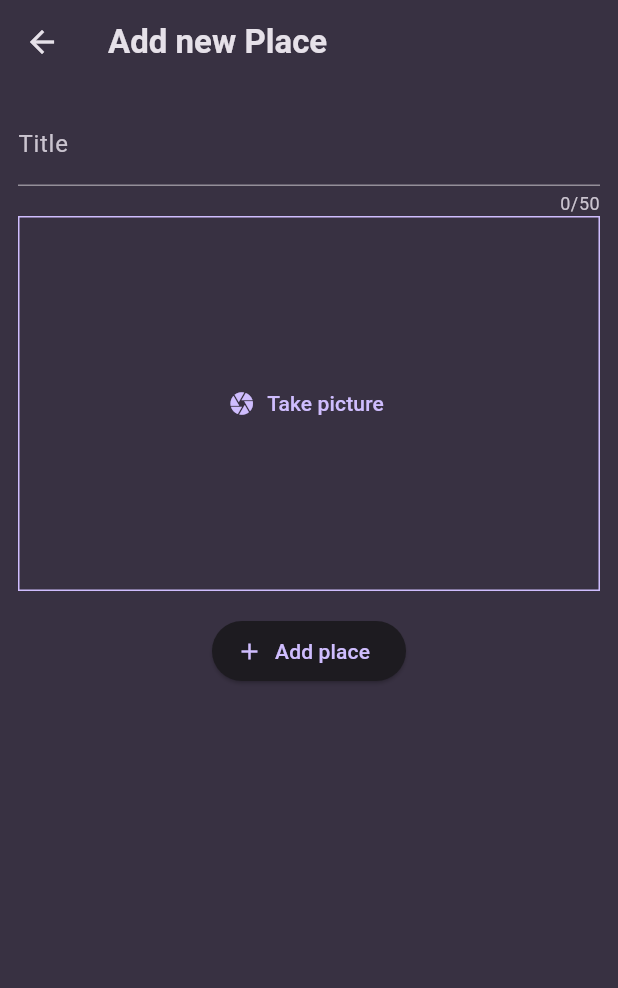
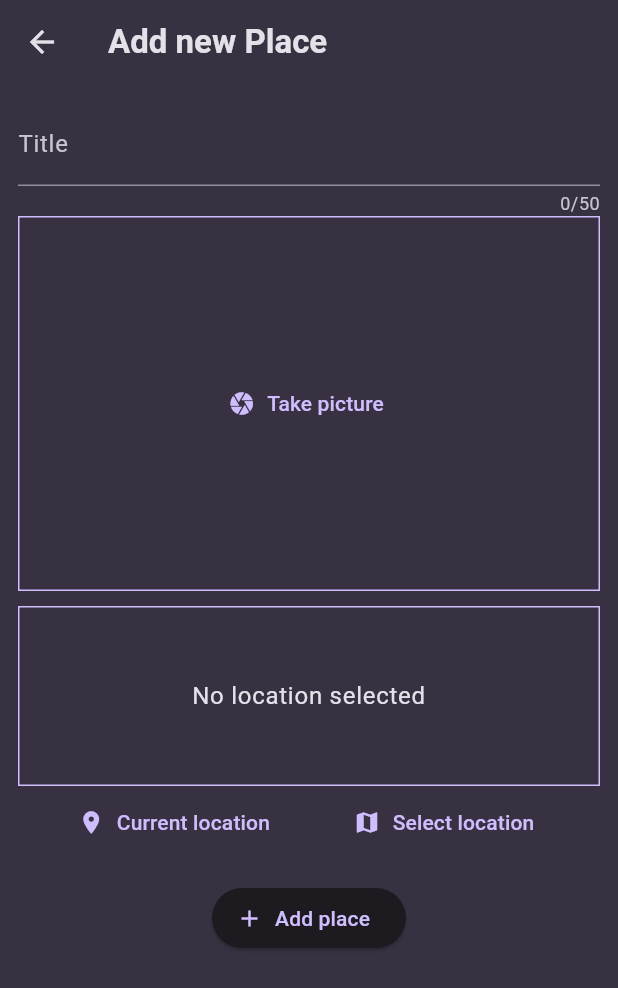
Before and after one commit to RonyRangelSS/favorite_places_app, a Flutter app: the NewPlace screen opened directly, on a phone screen of 412 x 824 dp. Shown: the top 988 px of the screen. Run offline on Flutter 3.47's test engine with Material 3 defaults, Android fonts, the phone set to English and light mode, and no system bars; our stand-ins replace flutter_map, flutter_riverpod, google_fonts, image_picker, latlong2, location.

Commit message:
Improving the place details screen and concluding the location logic

```diff
--- a/lib/models/place.dart
+++ b/lib/models/place.dart
@@ -1,8 +1,19 @@
 import 'package:uuid/uuid.dart';
+import 'dart:io';
+
+class PlaceLocation {
+  final double latitude;
+  final double longitude;
+  final String addres;
+
+  const PlaceLocation({required this.latitude, required this.longitude, required this.addres});
+}
 
 class Place {
   final String id;
   final String title;
+  final File image;
+  final PlaceLocation location;
 
-  Place({required this.title}) : id = Uuid().v4();
+  Place({required this.title, required this.image, required this.location}) : id = Uuid().v4();
 }
--- a/lib/screens/new_place.dart
+++ b/lib/screens/new_place.dart
@@ -1,6 +1,9 @@
+import 'dart:io';
+
 import 'package:favorite_places_app/models/place.dart';
 import 'package:favorite_places_app/providers/places_provider.dart';
 import 'package:favorite_places_app/widgets/image_input.dart';
+import 'package:favorite_places_app/widgets/location_input.dart';
 import 'package:flutter/material.dart';
 import 'package:flutter_riverpod/flutter_riverpod.dart';
 
@@ -17,15 +20,28 @@ class NewPlace extends ConsumerStatefulWidget {
 class _NewPlaceState extends ConsumerState<NewPlace> {
     final _formKey = GlobalKey<FormState>();
     String _enteredTitle = "";
+    File? _selectedImage;
+    PlaceLocation? _pickedLocation;
+
 
     void addPlace() {
       if (_formKey.currentState!.validate()) {
         _formKey.currentState!.save();
+
+        if (_selectedImage == null) {
+          return;
+        }
+
+        if (_pickedLocation == null) {
+          return;
+        }
+
         setState(() {
-          ref.read(placesProvider.notifier).addPlace(Place(title: _enteredTitle));
+          ref.read(placesProvider.notifier).addPlace(Place(title: _enteredTitle, image: _selectedImage!, location: _pickedLocation!));
         });
       Navigator.of(context).pop();
       }
+
 
     }
   @override
@@ -57,7 +73,15 @@ class _NewPlaceState extends ConsumerState<NewPlace> {
                   return null;
                 },
               ),
-              ImageInput(),
+              ImageInput(onPickImage: (image) {
+                _selectedImage = image;
+              },),
+              SizedBox(
+                height: 10,
+              ),
+              LocationInput(onPickedLocation: (location) {
+                _pickedLocation = location;
+              },),
               SizedBox(
                 height: 16,
               ),
--- a/lib/widgets/image_input.dart
+++ b/lib/widgets/image_input.dart
@@ -3,8 +3,9 @@ import 'dart:io';
 import 'package:image_picker/image_picker.dart';
 
 class ImageInput extends StatefulWidget {
+  final void Function(File image) onPickImage;
 
-  const ImageInput({super.key});
+  const ImageInput({required this.onPickImage ,super.key});
 
   @override
   State<StatefulWidget> createState() {
@@ -26,6 +27,8 @@ class _ImageInputState extends State<ImageInput> {
     setState(() {
       _image = File(selectedImage.path);
     });
+
+    widget.onPickImage(_image!);
 
   }
 
--- /dev/null
+++ b/lib/widgets/location_input.dart
@@ -0,0 +1,206 @@
+import 'package:favorite_places_app/models/place.dart';
+import 'package:favorite_places_app/screens/map.dart';
+import 'package:flutter/material.dart';
+import 'package:flutter_map/flutter_map.dart';
+import 'package:latlong2/latlong.dart';
+import 'package:location/location.dart';
+import 'package:http/http.dart' as http;
+import 'dart:convert';
+
+class LocationInput extends StatefulWidget {
+  final void Function(PlaceLocation location) onPickedLocation;
+
+  const LocationInput({required this.onPickedLocation, super.key});
+
+  @override
+  State<StatefulWidget> createState() {
+    return _LocationInputState();
+  }
+}
+
+class _LocationInputState extends State<LocationInput> {
+  PlaceLocation? _pickedLocation;
+  bool _isSending = false;
+  String? address;
+
+  Future<void> savePlace(LatLng location) async {
+    final url = Uri.parse(
+      'https://nominatim.openstreetmap.org/reverse?format=jsonv2&lat=${location.latitude}&lon=${location.longitude}',
+    );
+
+    final response = await http.get(url, headers: {'User-Agent': 'FlutterApp'});
+
+    if (response.statusCode == 200) {
+      final data = json.decode(response.body);
+      address = data["display_name"];
+    } else {
+      print('Erro: ${response.statusCode}');
+      return null;
+    }
+
+    _pickedLocation = PlaceLocation(
+      latitude: location.latitude,
+      longitude: location.longitude,
+      addres: address!,
+    );
+    widget.onPickedLocation(_pickedLocation!);
+
+  }
+
+  void _getCurrentLocation() async {
+    Location location = new Location();
+
+    bool serviceEnabled;
+    PermissionStatus permissionGranted;
+    LocationData locationData;
+
+
+    serviceEnabled = await location.serviceEnabled();
+    if (!serviceEnabled) {
+      serviceEnabled = await location.requestService();
+      if (!serviceEnabled) {
+        return;
+      }
+    }
+
+    permissionGranted = await location.hasPermission();
+    if (permissionGranted == PermissionStatus.denied) {
+      permissionGranted = await location.requestPermission();
+      if (permissionGranted != PermissionStatus.granted) {
+        return;
+      }
+    }
+
+    setState(() {
+      _isSending = true;
+    });
+
+    locationData = await location.getLocation();
+
+    if (locationData.latitude == null || locationData.longitude == null) {
+      return;
+    }
+
+    final lat = locationData.latitude;
+    final lng = locationData.longitude;
+
+    setState(() {
+      savePlace(LatLng(lat!, lng!));
+    });
+
+    print(locationData.latitude);
+    print(locationData.longitude);
+
+    setState(() {
+      _isSending = false;
+    });
+  }
+
+  void selectOnMap() async {
+  final selectedLocation = await Navigator.of(context).push<LatLng>(
+    MaterialPageRoute(
+      builder: (ctx) => MapScreen(
+        location: _pickedLocation ??
+            PlaceLocation(
+              latitude: -18,
+              longitude: -52,
+              addres: "",
+            ),
+      ),
+    ),
+  );
+
+  if (selectedLocation == null) return;
+
+  setState(() {
+    _isSending = true;
+  });
+
+  await savePlace(selectedLocation);
+
+  setState(() {
+    _isSending = false;
+  });
+}
+
+
+  @override
+  Widget build(BuildContext context) {
+    Widget preview = Text(
+      "No location selected",
+      textAlign: TextAlign.center,
+      style: Theme.of(context).textTheme.bodyLarge!.copyWith(
+        color: Theme.of(context).colorScheme.onSurface,
+      ),
+    );
+
+    if (_isSending) {
+      preview = CircularProgressIndicator();
+    }
+
+    if (_pickedLocation != null) {
+      preview = FlutterMap(
+        options: MapOptions(
+          initialCenter: LatLng(
+            _pickedLocation!.latitude,
+            _pickedLocation!.longitude,
+          ),
+          initialZoom: 15.0,
+          interactionOptions: InteractionOptions(flags: 0),
+        ),
+        children: [
+          TileLayer(
+            urlTemplate: "https://{s}.tile.openstreetmap.org/{z}/{x}/{y}.png",
+            subdomains: ['a', 'b', 'c'],
+            userAgentPackageName: "com.favoriteplaces",
+          ),
+          MarkerLayer(
+            markers: [
+              Marker(
+                point: LatLng(
+                  _pickedLocation!.latitude,
+                  _pickedLocation!.longitude,
+                ),
+                width: 40,
+                height: 40,
+                child: Icon(Icons.location_on, color: Colors.red, size: 40),
+              ),
+            ],
+          ),
+        ],
+      );
+    }
+
+    return Column(
+      children: [
+        Container(
+          height: 120,
+          width: double.maxFinite,
+          alignment: Alignment.center,
+          decoration: BoxDecoration(
+            border: Border.all(
+              width: 1,
+              color: Theme.of(context).colorScheme.primary,
+            ),
+          ),
+          child: preview,
+        ),
+        Row(
+          mainAxisAlignment: MainAxisAlignment.spaceEvenly,
+          children: [
+            TextButton.icon(
+              onPressed: _getCurrentLocation,
+              label: Text("Current location"),
+              icon: Icon(Icons.location_on),
+            ),
+            TextButton.icon(
+              onPressed: selectOnMap,
+              label: Text("Select location"),
+              icon: Icon(Icons.map),
+            ),
+          ],
+        ),
+      ],
+    );
+  }
+}
--- a/pubspec.yaml
+++ b/pubspec.yaml
@@ -39,6 +39,11 @@ dependencies:
   flutter_riverpod: ^2.6.1
   uuid: ^4.5.1
   image_picker: ^1.1.2
+  location: ^8.0.0
+  flutter_map: ^8.1.1
+  latlong2: ^0.9.1
+  http: ^1.3.0
+  sqflite: ^2.4.2
 
 dev_dependencies:
   flutter_test:
```
Also changed, not shown: lib/screens/map.dart (added, +75 -0 lines), lib/screens/place_details.dart (+77 -5 lines), lib/widgets/places_list.dart (+14 -5 lines), pubspec.lock, 1 other file.
